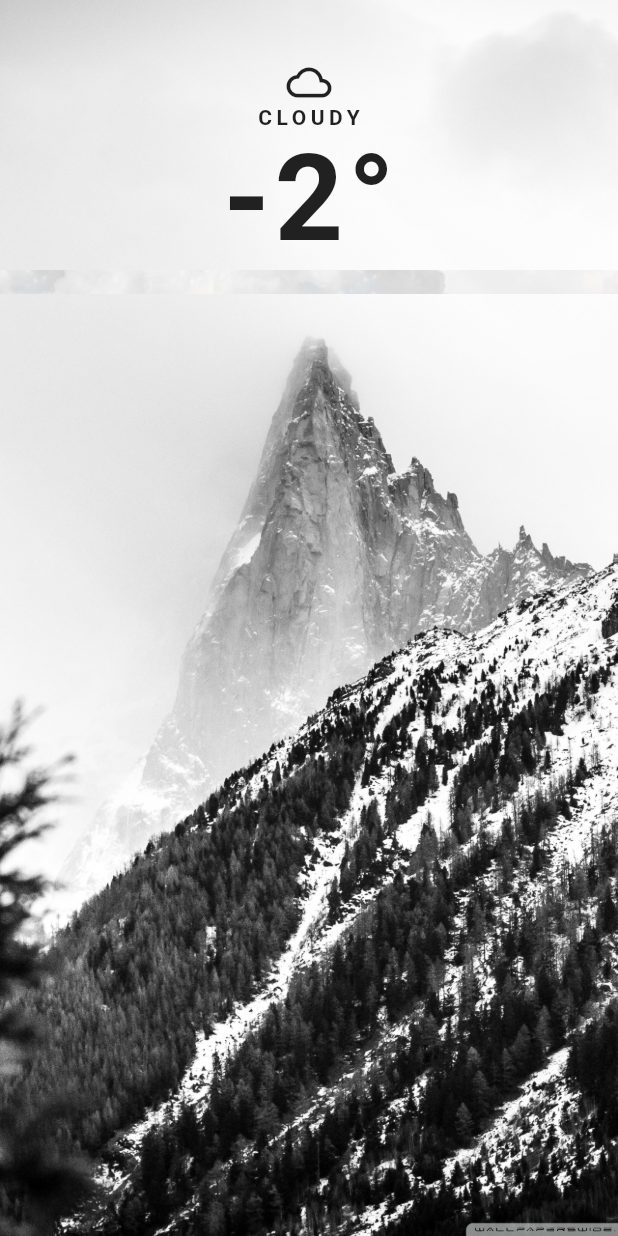
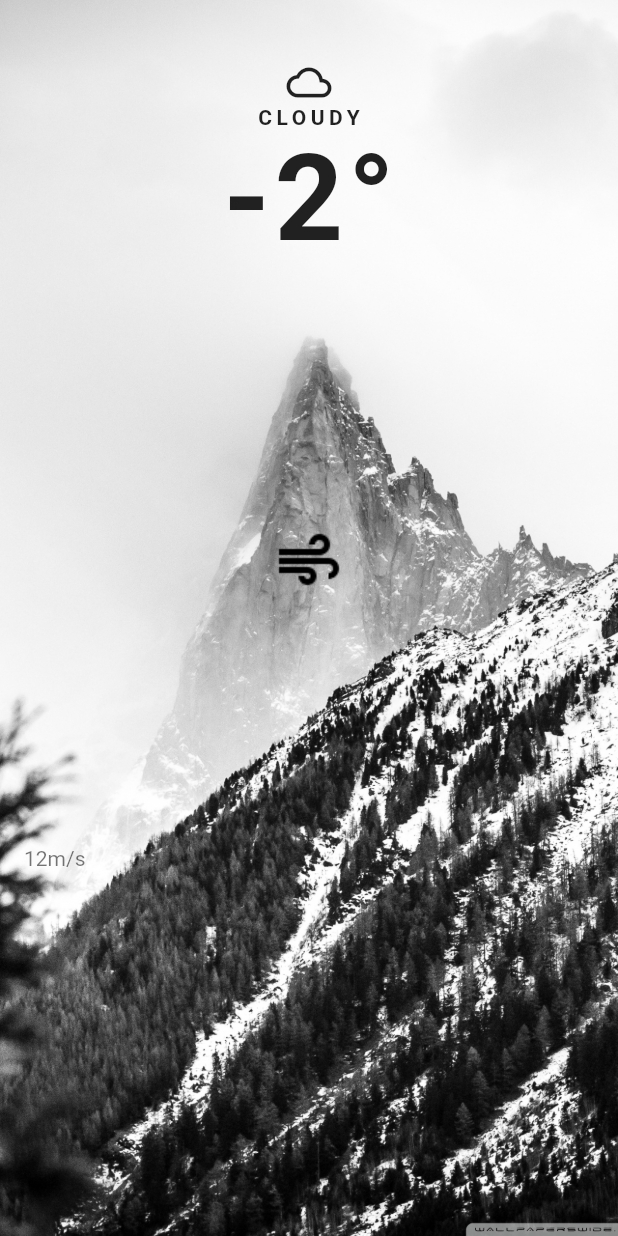
Before and after one commit to OkeyOgochukwu/weather, a Flutter app: the screen it shows after launch, on a phone screen of 412 x 824 dp. Run offline on Flutter 3.47's test engine with Material 2 defaults, Android fonts, the phone set to English and light mode, and no system bars.

Commit message:
new images

```diff
--- a/lib/pages/homepage.dart
+++ b/lib/pages/homepage.dart
@@ -40,26 +40,23 @@ class _MyHomePageState extends State<MyHomePage> {
                       fontWeight: FontWeight.w600,
                       fontSize: 80),
                 ),
-                Stack(
-                  //overflow: Overflow.visible,
+                Row(
                   children: [
-                    Container(
+                    Expanded(
+                      child: ListTile(
+                        isThreeLine: true,
+                        title: Image(image: AssetImage('assets/water.jpg')),
+                        subtitle: Text('12m/s'),
+                      ),
+                    )
 
-                      decoration: BoxDecoration(
-                        image: DecorationImage(
-                            image: AssetImage("assets/cloud.jpg"), fit: BoxFit.cover),
-                      ),
-                      child: Row(
-                        children: [
-                          Text('',style: TextStyle(fontWeight: FontWeight.bold,color: Colors.black ) ),
-                          Text(''),
-                        ]
 
-                      ),
 
-                    )],
+                  ],
+
                 )
               ],
+
             ),
           ),
         ),
```
Also changed, not shown: assets/snow.jpg (added), assets/water.jpg (added), assets/water_drop.jpg (added).
